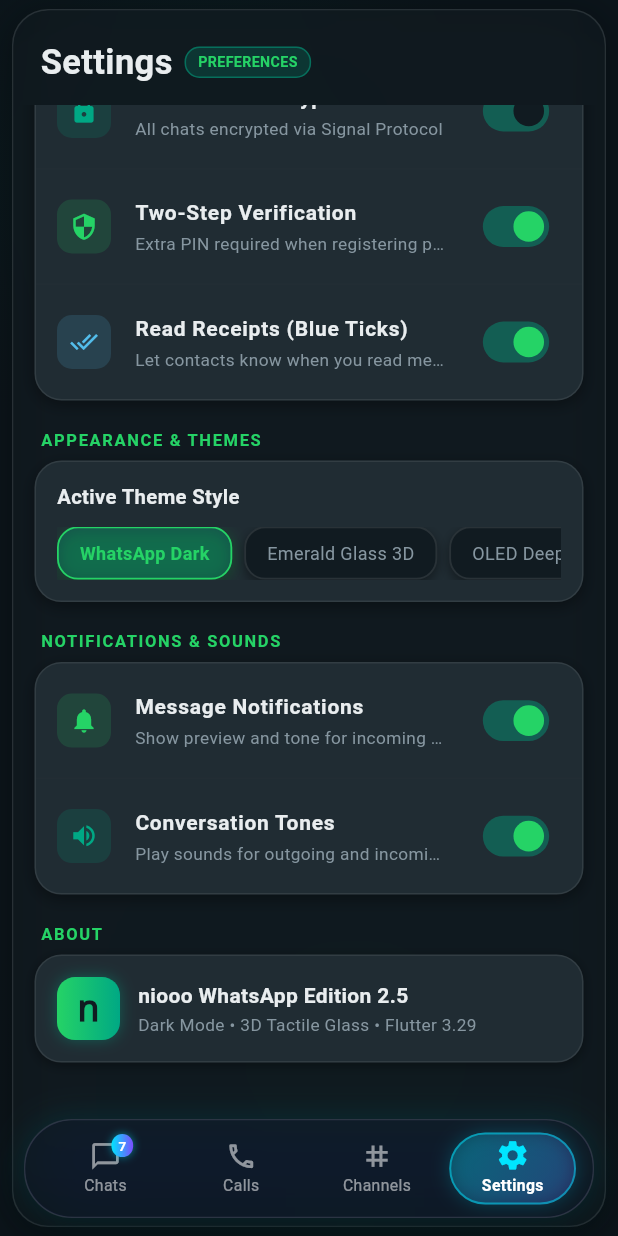
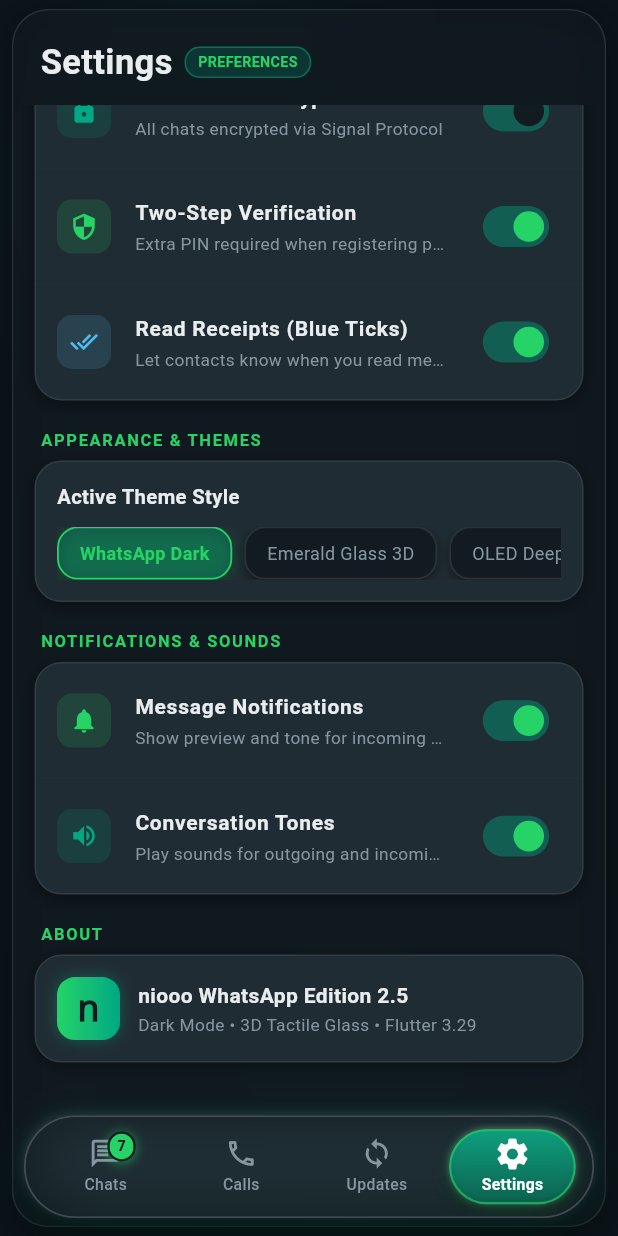
Before and after one commit to niooon-com/flutter-web-live, a Flutter app: the screen it shows after launch, item 4 of the bottom bar chosen, scrolled down 174 dp, on a phone screen of 412 x 824 dp. Run offline on Flutter 3.47's test engine with Material 3 defaults, Android fonts, the phone set to English and light mode, and no system bars; network calls fail.

Commit message:
feat: sync lib/widgets/fluid_glass_bottom_bar.dart

```diff
--- a/lib/widgets/fluid_glass_bottom_bar.dart
+++ b/lib/widgets/fluid_glass_bottom_bar.dart
@@ -26,8 +26,8 @@
     _NavItemData(
       index: 0,
       label: "Chats",
-      outlineIcon: Icons.chat_bubble_outline,
-      filledIcon: Icons.chat_bubble,
+      outlineIcon: Icons.chat_outlined,
+      filledIcon: Icons.chat,
       badgeCount: 7,
     ),
     _NavItemData(
@@ -39,9 +39,9 @@
     ),
     _NavItemData(
       index: 2,
-      label: "Channels",
-      outlineIcon: Icons.tag,
-      filledIcon: Icons.tag,
+      label: "Updates",
+      outlineIcon: Icons.sync_outlined,
+      filledIcon: Icons.motion_photos_on,
       badgeCount: 0,
     ),
     _NavItemData(
@@ -126,27 +126,39 @@
       child: SafeArea(
         top: false,
         child: Container(
-          constraints: const BoxConstraints(maxWidth: 520),
+          constraints: const BoxConstraints(maxWidth: 500),
           margin: const EdgeInsets.fromLTRB(16, 0, 16, 12),
+          // 3D Elevated Floating Capsule
           decoration: BoxDecoration(
-            color: const Color(0xFF0F172A).withValues(alpha: 0.85),
-            borderRadius: BorderRadius.circular(32),
-            border: Border.all(color: Colors.white.withValues(alpha: 0.12)),
+            color: const Color(0xFF1F2C34).withValues(alpha: 0.88),
+            borderRadius: BorderRadius.circular(34),
+            border: Border.all(
+              color: Colors.white.withValues(alpha: 0.15),
+              width: 1.2,
+            ),
             boxShadow: [
+              // Deep bottom shadow for 3D elevation
               BoxShadow(
-                color: Colors.black.withValues(alpha: 0.5),
-                blurRadius: 24,
-                offset: const Offset(0, 8),
+                color: Colors.black.withValues(alpha: 0.65),
+                blurRadius: 26,
+                offset: const Offset(0, 10),
               ),
+              // Soft emerald ambient reflection
               BoxShadow(
-                color: const Color(0xFF00E5FF).withValues(alpha: 0.12),
-                blurRadius: 18,
-                spreadRadius: 1,
+                color: const Color(0xFF00A884).withValues(alpha: 0.18),
+                blurRadius: 20,
+                offset: const Offset(0, 2),
+              ),
+              // Top specular light bevel
+              BoxShadow(
+                color: Colors.white.withValues(alpha: 0.1),
+                blurRadius: 5,
+                offset: const Offset(-1, -2),
               ),
             ],
           ),
           child: ClipRRect(
-            borderRadius: BorderRadius.circular(32),
+            borderRadius: BorderRadius.circular(34),
             child: BackdropFilter(
               filter: ImageFilter.blur(sigmaX: 20, sigmaY: 20),
               child: Padding(
@@ -163,10 +175,10 @@
                       onHorizontalDragUpdate: (details) => _handleDragUpdate(details, tabWidth),
                       onHorizontalDragEnd: (details) => _handleDragEnd(details, tabWidth),
                       child: SizedBox(
-                        height: 52,
+                        height: 54,
                         child: Stack(
                           children: [
-                            // Interactive Fluid Sliding Pill
+                            // 3D Embossed Interactive Sliding Pill
                             Positioned(
                               left: pillLeft,
                               top: 2,
@@ -175,24 +187,37 @@
                               child: Container(
                                 margin: const EdgeInsets.symmetric(horizontal: 3),
                                 decoration: BoxDecoration(
+                                  // WhatsApp 3D Emerald tactile gradient
                                   gradient: LinearGradient(
                                     colors: [
-                                      const Color(0xFF00E5FF).withValues(alpha: _isDragging ? 0.35 : 0.22),
-                                      const Color(0xFF7C4DFF).withValues(alpha: _isDragging ? 0.35 : 0.22),
+                                      const Color(0xFF00A884).withValues(alpha: _isDragging ? 0.95 : 0.82),
+                                      const Color(0xFF005C4B).withValues(alpha: _isDragging ? 0.95 : 0.85),
                                     ],
-                                    begin: Alignment.topLeft,
-                                    end: Alignment.bottomRight,
+                                    begin: Alignment.topCenter,
+                                    end: Alignment.bottomCenter,
                                   ),
-                                  borderRadius: BorderRadius.circular(24),
+                                  borderRadius: BorderRadius.circular(26),
                                   border: Border.all(
-                                    color: const Color(0xFF00E5FF).withValues(alpha: _isDragging ? 0.8 : 0.5),
-                                    width: 1.3,
+                                    color: const Color(0xFF25D366).withValues(alpha: _isDragging ? 0.9 : 0.65),
+                                    width: 1.4,
                                   ),
                                   boxShadow: [
+                                    // 3D tactile pill drop shadow
                                     BoxShadow(
-                                      color: const Color(0xFF00E5FF).withValues(alpha: _isDragging ? 0.4 : 0.2),
-                                      blurRadius: _isDragging ? 16 : 10,
-                                      spreadRadius: _isDragging ? 2 : 0,
+                                      color: Colors.black.withValues(alpha: 0.5),
+                                      blurRadius: 10,
+                                      offset: const Offset(0, 4),
+                                    ),
+                                    BoxShadow(
+                                      color: const Color(0xFF25D366).withValues(alpha: _isDragging ? 0.5 : 0.3),
+                                      blurRadius: _isDragging ? 16 : 8,
+                                      offset: const Offset(0, 2),
+                                    ),
+                                    // Top bevel highlight
+                                    BoxShadow(
+                                      color: Colors.white.withValues(alpha: 0.25),
+                                      blurRadius: 3,
+                                      offset: const Offset(0, -1),
                                     ),
                                   ],
                                 ),
@@ -221,40 +246,40 @@
                                             clipBehavior: Clip.none,
                                             children: [
                                               AnimatedScale(
-                                                scale: isHovered ? 1.12 : 1.0,
+                                                scale: isHovered ? 1.15 : 1.0,
                                                 duration: const Duration(milliseconds: 180),
                                                 child: Icon(
                                                   isHovered ? item.filledIcon : item.outlineIcon,
                                                   color: isHovered
-                                                      ? const Color(0xFF00E5FF)
-                                                      : Colors.white54,
-                                                  size: 21,
+                                                      ? Colors.white
+                                                      : const Color(0xFF8696A0),
+                                                  size: 22,
                                                 ),
                                               ),
                                               if (item.badgeCount > 0)
                                                 Positioned(
                                                   top: -4,
-                                                  right: -8,
+                                                  right: -9,
                                                   child: Container(
-                                                    padding: const EdgeInsets.symmetric(horizontal: 4.5, vertical: 1.2),
+                                                    padding: const EdgeInsets.symmetric(horizontal: 5, vertical: 1.5),
                                                     decoration: BoxDecoration(
-                                                      gradient: const LinearGradient(
-                                                        colors: [Color(0xFF00E5FF), Color(0xFF7C4DFF)],
-                                                      ),
+                                                      color: const Color(0xFF25D366),
                                                       borderRadius: BorderRadius.circular(10),
+                                                      border: Border.all(color: const Color(0xFF111B21), width: 1.5),
                                                       boxShadow: [
                                                         BoxShadow(
-                                                          color: const Color(0xFF00E5FF).withValues(alpha: 0.5),
-                                                          blurRadius: 4,
+                                                          color: const Color(0xFF25D366).withValues(alpha: 0.6),
+                                                          blurRadius: 6,
+                                                          offset: const Offset(0, 1),
                                                         ),
                                                       ],
                                                     ),
                                                     child: Text(
                                                       "${item.badgeCount}",
                                                       style: const TextStyle(
-                                                        color: Colors.white,
-                                                        fontSize: 9,
-                                                        fontWeight: FontWeight.bold,
+                                                        color: Color(0xFF111B21),
+                                                        fontSize: 9.5,
+                                                        fontWeight: FontWeight.w900,
                                                       ),
                                                     ),
                                                   ),
@@ -271,11 +296,11 @@
                                               style: TextStyle(
                                                 color: isHovered
                                                     ? Colors.white
-                                                    : Colors.white54,
+                                                    : const Color(0xFF8696A0),
                                                 fontSize: 10.5,
                                                 fontWeight: isHovered
                                                     ? FontWeight.bold
-                                                    : FontWeight.normal,
+                                                    : FontWeight.w500,
                                               ),
                                             ),
                                           ),
```
